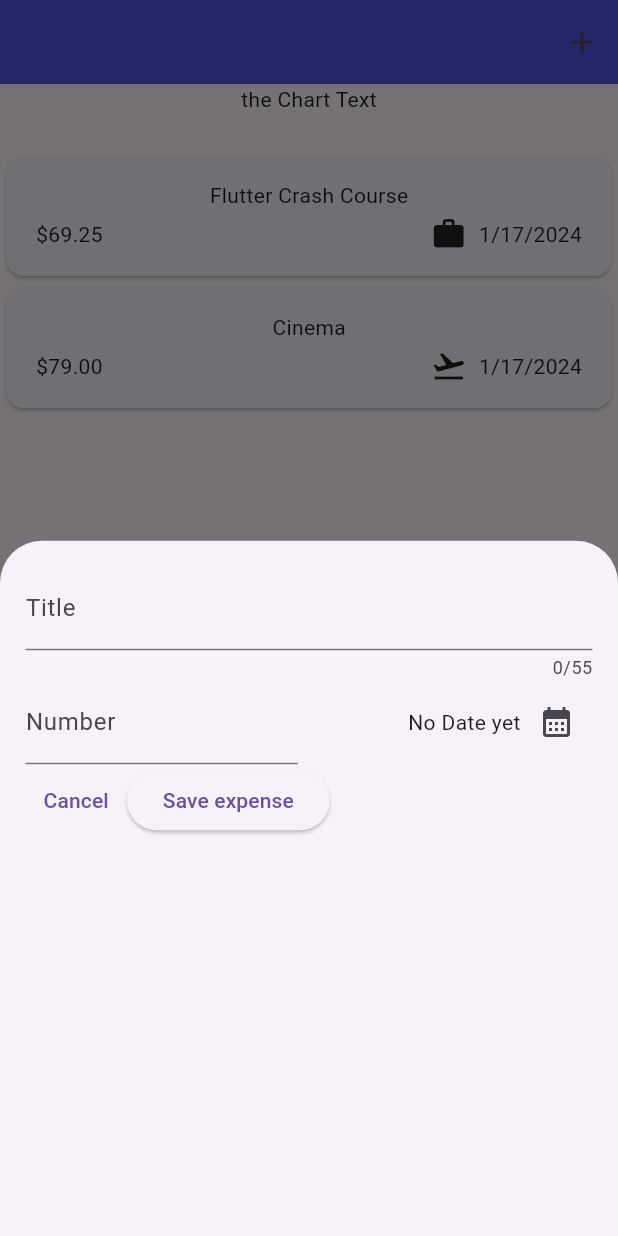
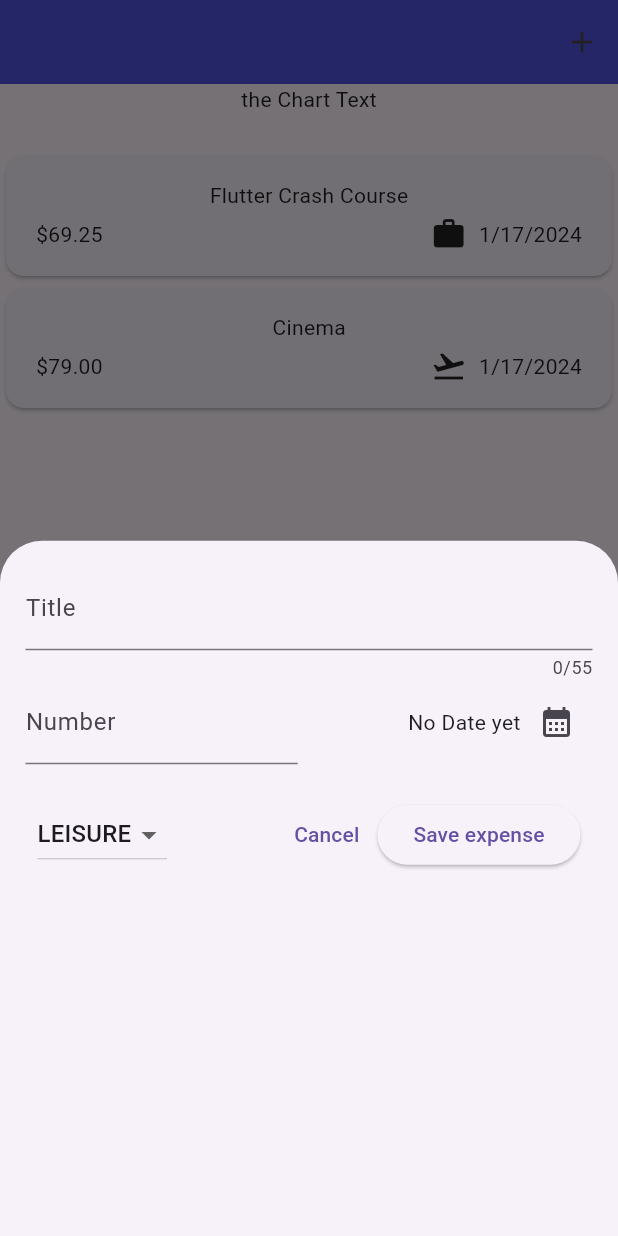
Before and after one commit to andreyscott/expense_app, a Flutter app: the screen it shows after launch, after a tap on the "add" icon, on a phone screen of 412 x 824 dp. Run offline on Flutter 3.47's test engine with Material 3 defaults, Android fonts, the phone set to English and light mode, and no system bars.

Commit message:
added the dropdown

```diff
--- a/lib/widgets/new_expense.dart
+++ b/lib/widgets/new_expense.dart
@@ -15,6 +15,7 @@ class _NewExpenseState extends State<NewExpense> {
   final _amountController = TextEditingController();
 
   DateTime? _selectedDate;
+  Category _selectedCategory = Category.leisure;
 
   void _presentDatePicker() async {
     final now = DateTime.now();
@@ -80,8 +81,30 @@ class _NewExpenseState extends State<NewExpense> {
               ))
             ],
           ),
-          Row(
+          const SizedBox(
+            height: 15,
+          ),
+          Padding(
+            padding: const EdgeInsets.all(8.0),
+            child: Row(
               children: [
+                DropdownButton(
+                    value: _selectedCategory,
+                    items: Category.values
+                        .map((category) => DropdownMenuItem(
+                              value: category,
+                              child: Text(category.name.toUpperCase()),
+                            ))
+                        .toList(),
+                    onChanged: (value) {
+                      if (value == null) {
+                        return;
+                      }
+                      setState(() {
+                        _selectedCategory = value;
+                      });
+                    }),
+                const Spacer(),
                 TextButton(
                     onPressed: () {
                       Navigator.pop(context);
@@ -96,6 +119,7 @@ class _NewExpenseState extends State<NewExpense> {
                 )
               ],
             ),
+          ),
         ],
       ),
     );
```
Lines whose indentation alone changed are shown as unchanged.
